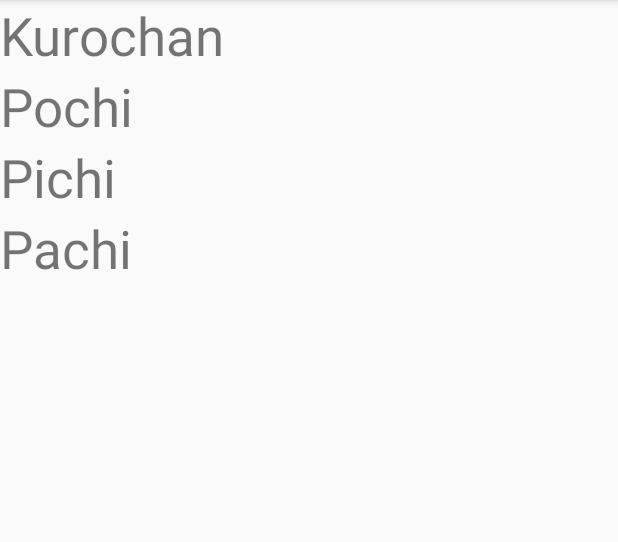
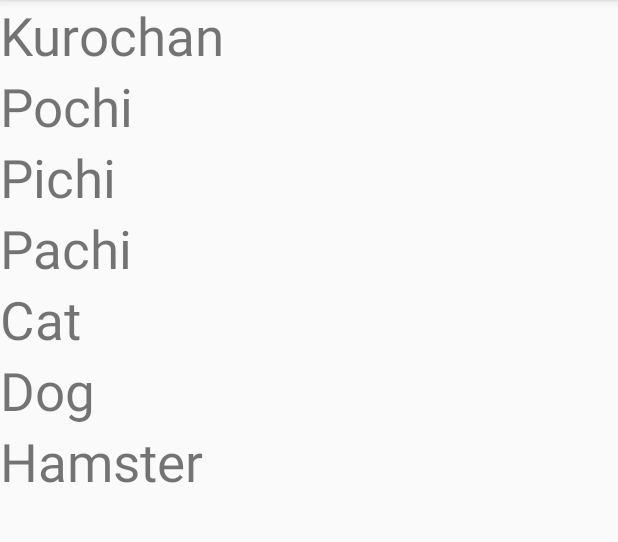
Before and after one commit to kurochin143/Pets, an Android app: the screen it shows after launch (MainActivity), on a phone screen of 412 x 824 dp, the part 84-626 px from its top. Run offline under Robolectric (Android 15) with nearby library versions, the phone set to English and light mode, and no system bars.

Commit message:
new pets

```diff
--- a/app/src/main/res/layout/activity_main.xml
+++ b/app/src/main/res/layout/activity_main.xml
@@ -37,6 +37,21 @@
                 android:layout_height="wrap_content"
                 android:text="Pachi"
                 android:textSize="35dp"/>
+            <TextView
+                android:layout_width="match_parent"
+                android:layout_height="wrap_content"
+                android:text="Cat"
+                android:textSize="35dp"/>
+            <TextView
+                android:layout_width="match_parent"
+                android:layout_height="wrap_content"
+                android:text="Dog"
+                android:textSize="35dp"/>
+            <TextView
+                android:layout_width="match_parent"
+                android:layout_height="wrap_content"
+                android:text="Hamster"
+                android:textSize="35dp"/>
 
         </LinearLayout>
 
```
